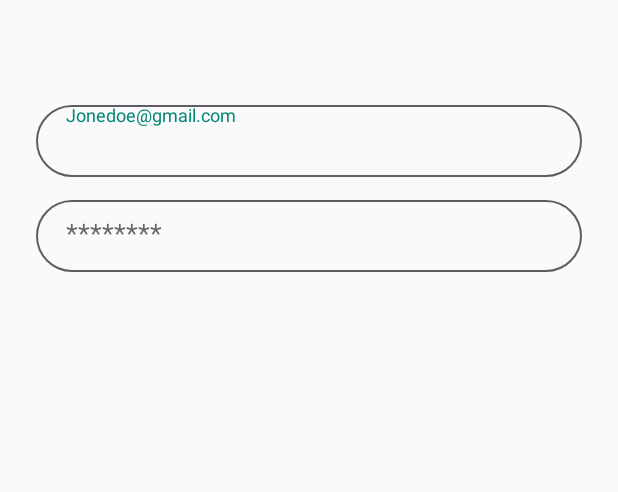
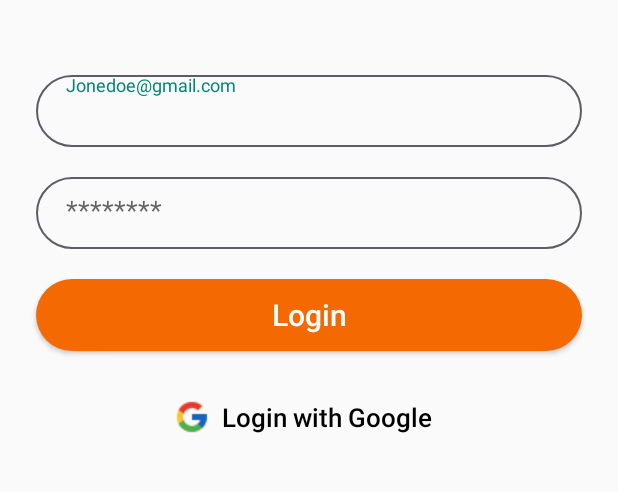
Before and after one commit to luvantrong/Fpoly, an Android app: the layout activity_login.xml on its own in the app's theme, with its tools: preview values and no code run, on a phone screen of 412 x 824 dp, the part 488-980 px from its top. Run offline under Robolectric (Android 15) with nearby library versions, the phone set to English and light mode, and no system bars.

Commit message:
Screen Login completed

```diff
--- a/app/build.gradle
+++ b/app/build.gradle
@@ -1,5 +1,6 @@
 plugins {
     id 'com.android.application'
+    id 'com.google.gms.google-services'
 }
 
 android {
@@ -33,7 +34,10 @@ dependencies {
     implementation 'androidx.appcompat:appcompat:1.6.1'
     implementation 'com.google.android.material:material:1.9.0'
     implementation 'androidx.constraintlayout:constraintlayout:2.1.4'
+    implementation 'com.google.firebase:firebase-auth:21.0.3'
     testImplementation 'junit:junit:4.13.2'
     androidTestImplementation 'androidx.test.ext:junit:1.1.5'
     androidTestImplementation 'androidx.test.espresso:espresso-core:3.5.1'
+    implementation platform('com.google.firebase:firebase-bom:30.5.0')
+    implementation 'com.google.firebase:firebase-auth'
 }
--- a/app/src/main/AndroidManifest.xml
+++ b/app/src/main/AndroidManifest.xml
@@ -13,8 +13,12 @@
         tools:targetApi="31">
         <activity
             android:name=".views.LoginActivity"
-            android:exported="false" >
+            android:exported="true" >
+            <intent-filter>
+                <action android:name="android.intent.action.MAIN" />
 
+                <category android:name="android.intent.category.LAUNCHER" />
+            </intent-filter>
         </activity>
         <activity
             android:name=".views.StarterDemoActivity"
@@ -24,12 +28,8 @@
             android:exported="false" />
         <activity
             android:name=".views.MainActivity"
-            android:exported="true">
-            <intent-filter>
-                <action android:name="android.intent.action.MAIN" />
+            android:exported="false">
 
-                <category android:name="android.intent.category.LAUNCHER" />
-            </intent-filter>
         </activity>
     </application>
 
--- /dev/null
+++ b/app/src/main/res/drawable/background_btn_login.xml
@@ -0,0 +1,13 @@
+<?xml version="1.0" encoding="utf-8"?>
+<shape xmlns:android="http://schemas.android.com/apk/res/android">
+    <corners android:radius="30dp"/>
+
+    <size android:width="100dp"
+        android:height="48dp"/>
+
+        <solid
+            android:color="@color/primary"/>
+
+<!--    <stroke android:width="1dp"-->
+<!--        android:color="@color/black_gray"/>-->
+</shape>
--- a/app/src/main/res/layout/activity_login.xml
+++ b/app/src/main/res/layout/activity_login.xml
@@ -19,7 +19,7 @@
         android:layout_height="48dp"
         android:layout_marginHorizontal="24dp"
         android:background="@drawable/background_edt_email"
-        android:layout_marginTop="70dp"
+        android:layout_marginTop="50dp"
         android:layout_below="@+id/imgLogo"
         android:layout_marginBottom="10dp"
         >
@@ -42,9 +42,10 @@
         android:layout_height="48dp"
         android:layout_marginHorizontal="24dp"
         android:background="@drawable/background_edt_email"
-        android:layout_marginTop="5dp"
+        android:layout_marginTop="10dp"
         android:layout_below="@+id/lEdtEmail"
         android:focusable="false"
+        android:layout_marginBottom="20dp"
         >
 
         <com.google.android.material.textfield.TextInputEditText
@@ -55,8 +56,39 @@
             android:paddingLeft="20dp"
             android:background="@android:color/transparent"
             android:hint="********"
+
             />
     </com.google.android.material.textfield.TextInputLayout>
+
+    <Button
+        android:id="@+id/btnLogin"
+        android:layout_width="match_parent"
+        android:layout_height="wrap_content"
+        android:text="Login"
+        android:layout_below="@+id/lEdtPassword"
+        android:background="@drawable/background_btn_login"
+        android:layout_marginHorizontal="24dp"
+        android:textAllCaps="false"
+        android:textColor="@color/white"
+        android:textSize="20sp"/>
+
+    <Button
+        android:id="@+id/btnLoginGoolge"
+        android:layout_width="300dp"
+        android:layout_height="48dp"
+        android:drawableStart="@drawable/logo_google"
+        android:drawableLeft="@drawable/logo_google"
+        android:background="@android:color/transparent"
+        android:paddingLeft="60dp"
+        android:paddingRight="60dp"
+        android:text="Login with Google"
+        android:textAllCaps="false"
+        android:textColor="@color/black"
+        android:textSize="17dp"
+        android:layout_below="@+id/btnLogin"
+        android:layout_marginTop="20dp"
+        android:layout_centerHorizontal="true"/>
+
 
 
 
--- a/build.gradle
+++ b/build.gradle
@@ -1,4 +1,8 @@
-// Top-level build file where you can add configuration options common to all sub-projects/modules.
+buildscript {
+    dependencies {
+        classpath 'com.google.gms:google-services:4.3.15'
+    }
+}// Top-level build file where you can add configuration options common to all sub-projects/modules.
 plugins {
     id 'com.android.application' version '7.4.2' apply false
     id 'com.android.library' version '7.4.2' apply false
```
Also changed, not shown: app/src/main/res/drawable/logo_google.png (added), 1 other file.
